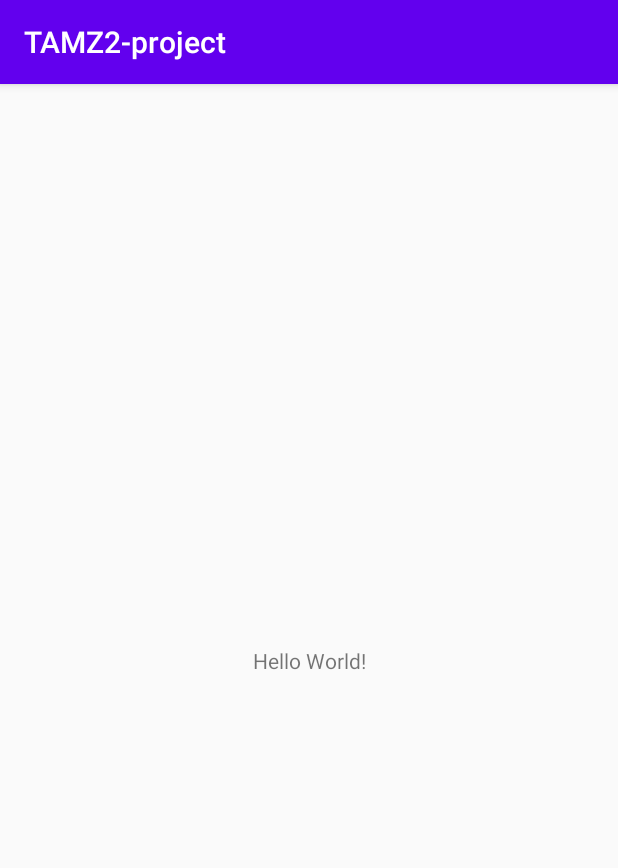
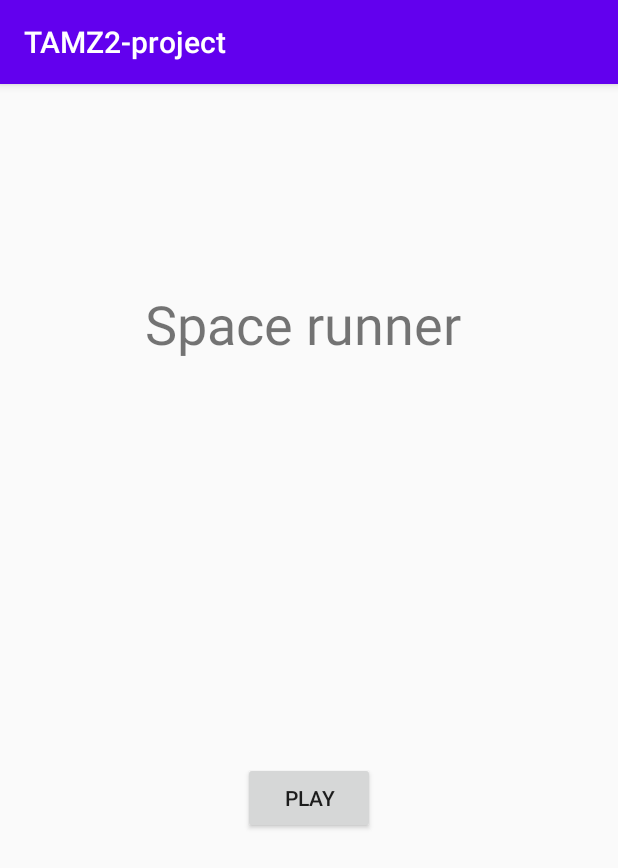
Before and after one commit to JiriHajicek/TAMZ2-project, an Android app: the screen it shows after launch (MainActivity), on a phone screen of 412 x 824 dp. Shown: the top 868 px of the screen. Run offline under Robolectric (Android 15) with nearby library versions, the phone set to English and light mode, and no system bars.

Commit message:
add new activity with canvas and load spaceship image in to canvas

```diff
--- a/app/src/main/AndroidManifest.xml
+++ b/app/src/main/AndroidManifest.xml
@@ -9,6 +9,7 @@
         android:roundIcon="@mipmap/ic_launcher_round"
         android:supportsRtl="true"
         android:theme="@style/AppTheme">
+        <activity android:name=".GameActivity"></activity>
         <activity android:name=".MainActivity">
             <intent-filter>
                 <action android:name="android.intent.action.MAIN" />
--- a/app/src/main/java/com/example/tamz2_project/MainActivity.java
+++ b/app/src/main/java/com/example/tamz2_project/MainActivity.java
@@ -2,13 +2,25 @@ package com.example.tamz2_project;
 
 import androidx.appcompat.app.AppCompatActivity;
 
+import android.content.Intent;
 import android.os.Bundle;
+import android.view.View;
+import android.widget.Button;
+import android.widget.Toast;
 
 public class MainActivity extends AppCompatActivity {
+
+    Button playButton;
 
     @Override
     protected void onCreate(Bundle savedInstanceState) {
         super.onCreate(savedInstanceState);
         setContentView(R.layout.activity_main);
+        playButton = (Button)findViewById(R.id.play_button);
+    }
+
+    public void onButtonClickCancel(View view) {
+        Intent i = new Intent(getApplicationContext(), GameActivity.class);
+        startActivity(i);
     }
 }
--- a/app/src/main/res/layout/activity_main.xml
+++ b/app/src/main/res/layout/activity_main.xml
@@ -7,12 +7,27 @@
     tools:context=".MainActivity">
 
     <TextView
+        android:id="@+id/textView"
         android:layout_width="wrap_content"
         android:layout_height="wrap_content"
-        android:text="Hello World!"
+        android:text="Space runner"
+        android:textSize="36sp"
         app:layout_constraintBottom_toBottomOf="parent"
+        app:layout_constraintHorizontal_bias="0.481"
         app:layout_constraintLeft_toLeftOf="parent"
         app:layout_constraintRight_toRightOf="parent"
-        app:layout_constraintTop_toTopOf="parent" />
+        app:layout_constraintTop_toTopOf="parent"
+        app:layout_constraintVertical_bias="0.188" />
+
+    <Button
+        android:id="@+id/play_button"
+        android:layout_width="wrap_content"
+        android:layout_height="wrap_content"
+        android:onClick="onButtonClickCancel"
+        android:text="Play"
+        app:layout_constraintBottom_toBottomOf="parent"
+        app:layout_constraintEnd_toEndOf="parent"
+        app:layout_constraintStart_toStartOf="parent"
+        app:layout_constraintTop_toBottomOf="@+id/textView" />
 
 </androidx.constraintlayout.widget.ConstraintLayout>
```
Also changed, not shown: app/src/main/java/com/example/tamz2_project/GameActivity.java (added, +14 -0 lines), app/src/main/java/com/example/tamz2_project/SpaceRunnerView.java (added, +56 -0 lines), app/src/main/res/layout/space_runner_view.xml (added, +17 -0 lines), app/src/main/res/values/attrs_space_runner_view.xml (added, +8 -0 lines), app/src/main/res/drawable/spaceship.png (added).
